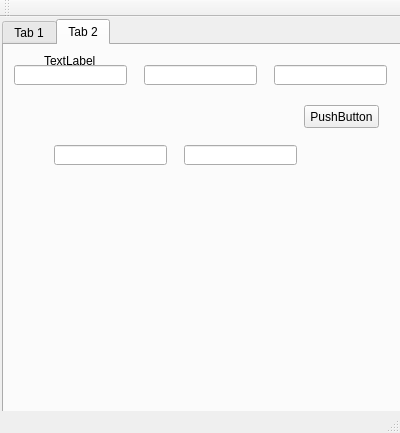
The window that liczydlo/mainwindow.ui (domi-nika60/Liczydlo-naukowe) describes before a commit, drawn with Qt 5.
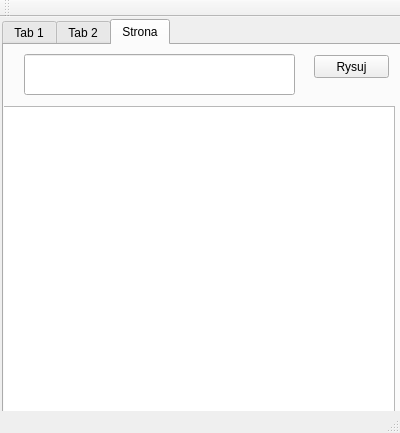
The same window after the commit.

Commit message: nowy tab - rysowanie wykresów funkcji

The edit to the form file:
```diff
--- a/liczydlo/mainwindow.ui
+++ b/liczydlo/mainwindow.ui
@@ -60,7 +60,7 @@
      </sizepolicy>
     </property>
     <property name="currentIndex">
-     <number>1</number>
+     <number>2</number>
     </property>
     <property name="movable">
      <bool>false</bool>
@@ -532,6 +532,44 @@
       </property>
      </widget>
     </widget>
+    <widget class="QWidget" name="Wykres">
+     <attribute name="title">
+      <string>Strona</string>
+     </attribute>
+     <widget class="QGraphicsView" name="graphicsView">
+      <property name="geometry">
+       <rect>
+        <x>-10</x>
+        <y>61</y>
+        <width>401</width>
+        <height>311</height>
+       </rect>
+      </property>
+     </widget>
+     <widget class="QLineEdit" name="rownanie">
+      <property name="geometry">
+       <rect>
+        <x>20</x>
+        <y>9</y>
+        <width>271</width>
+        <height>41</height>
+       </rect>
+      </property>
+     </widget>
+     <widget class="QPushButton" name="plot">
+      <property name="geometry">
+       <rect>
+        <x>310</x>
+        <y>10</y>
+        <width>75</width>
+        <height>23</height>
+       </rect>
+      </property>
+      <property name="text">
+       <string>Rysuj</string>
+      </property>
+     </widget>
+    </widget>
    </widget>
   </widget>
   <widget class="QStatusBar" name="statusBar"/>
```
